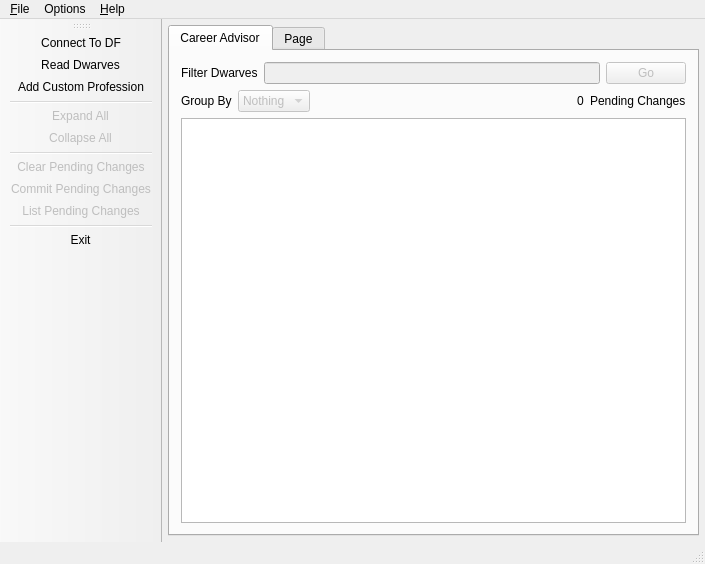
First picture: the form in ui/mainwindow.ui, repository Dwarf-Therapist/Dwarf-Therapist, before the edit.
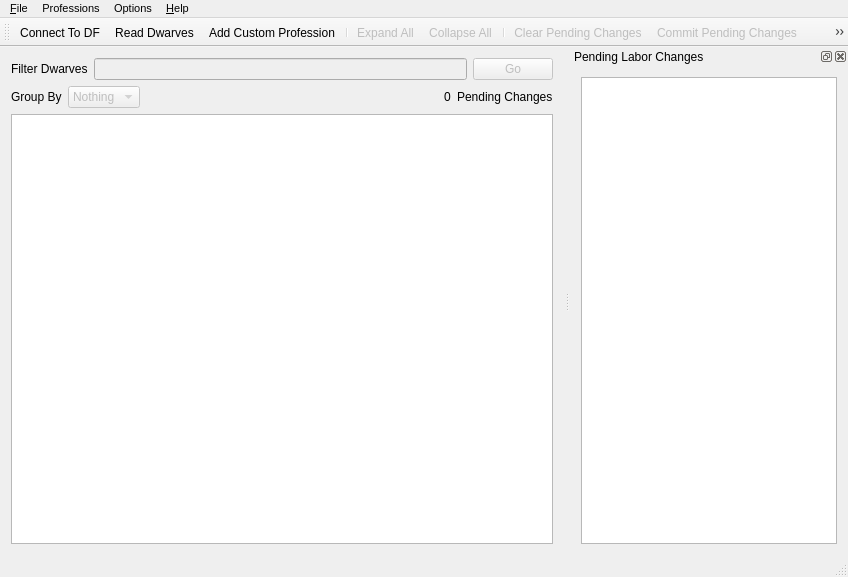
Second picture: the form after the edit. Icons and pictures are not drawn. Custom widgets are drawn as their Qt base class.

Commit message: * some new icons   * pending labor changes are now shown in a dock widget.   * click on a changed labor from the pending screen will scroll to and highlight that dwarf in the main grid.

```diff
--- a/ui/mainwindow.ui
+++ b/ui/mainwindow.ui
@@ -6,31 +6,14 @@
    <rect>
     <x>0</x>
     <y>0</y>
-    <width>705</width>
-    <height>564</height>
+    <width>848</width>
+    <height>577</height>
    </rect>
   </property>
   <property name="windowTitle">
    <string>Dwarf Therapist</string>
   </property>
   <widget class="QWidget" name="main_widget">
-   <layout class="QVBoxLayout" name="verticalLayout_2">
-    <property name="margin">
-     <number>6</number>
-    </property>
-    <item>
-     <widget class="QTabWidget" name="tabWidget">
-      <property name="currentIndex">
-       <number>0</number>
-      </property>
-      <widget class="QWidget" name="tab">
-       <attribute name="icon">
-        <iconset resource="../images.qrc">
-         <normaloff>:/img/application_view_icons.png</normaloff>:/img/application_view_icons.png</iconset>
-       </attribute>
-       <attribute name="title">
-        <string>Career Advisor</string>
-       </attribute>
        <layout class="QVBoxLayout" name="verticalLayout">
         <item>
          <layout class="QHBoxLayout" name="horizontalLayout">
@@ -187,24 +170,20 @@
         </item>
        </layout>
       </widget>
-      <widget class="QWidget" name="tab_2">
-       <attribute name="title">
-        <string>Page</string>
-       </attribute>
-      </widget>
-     </widget>
-    </item>
-   </layout>
-  </widget>
   <widget class="QMenuBar" name="menuBar">
    <property name="geometry">
     <rect>
      <x>0</x>
      <y>0</y>
-     <width>705</width>
-     <height>22</height>
+     <width>848</width>
+     <height>20</height>
     </rect>
    </property>
+   <property name="font">
+    <font>
+     <pointsize>8</pointsize>
+    </font>
+   </property>
    <widget class="QMenu" name="menu_File">
     <property name="tearOffEnabled">
      <bool>false</bool>
@@ -216,7 +195,9 @@
     <addaction name="act_read_dwarves"/>
     <addaction name="act_scan_memory"/>
     <addaction name="separator"/>
-    <addaction name="act_add_custom_Profession"/>
+    <addaction name="act_list_pending_changes"/>
+    <addaction name="act_commit_pending_changes"/>
+    <addaction name="act_clear_pending_changes"/>
     <addaction name="separator"/>
     <addaction name="act_exit"/>
    </widget>
@@ -235,24 +216,32 @@
     </property>
     <addaction name="action_apply_skill_changes_immedietly"/>
     <addaction name="act_show_toolbutton_text"/>
+    <addaction name="act_show_pending_labors_window"/>
+   </widget>
+   <widget class="QMenu" name="menuProfessions">
+    <property name="title">
+     <string>Professions</string>
+    </property>
+    <addaction name="act_add_custom_profession"/>
    </widget>
    <addaction name="menu_File"/>
+   <addaction name="menuProfessions"/>
    <addaction name="menuOptions"/>
    <addaction name="menu_Help"/>
   </widget>
   <widget class="QToolBar" name="mainToolBar">
    <property name="toolButtonStyle">
-    <enum>Qt::ToolButtonTextBesideIcon</enum>
+    <enum>Qt::ToolButtonTextUnderIcon</enum>
    </property>
    <attribute name="toolBarArea">
-    <enum>LeftToolBarArea</enum>
+    <enum>TopToolBarArea</enum>
    </attribute>
    <attribute name="toolBarBreak">
     <bool>false</bool>
    </attribute>
    <addaction name="act_connect_to_DF"/>
    <addaction name="act_read_dwarves"/>
-   <addaction name="act_add_custom_Profession"/>
+   <addaction name="act_add_custom_profession"/>
    <addaction name="separator"/>
    <addaction name="act_expand_all"/>
    <addaction name="act_collapse_all"/>
@@ -264,6 +253,21 @@
    <addaction name="act_exit"/>
   </widget>
   <widget class="QStatusBar" name="statusBar"/>
+  <widget class="QDockWidget" name="dock_pending_jobs_list">
+   <property name="windowTitle">
+    <string>Pending Labor Changes</string>
+   </property>
+   <attribute name="dockWidgetArea">
+    <number>2</number>
+   </attribute>
+   <widget class="QWidget" name="dockWidgetContents">
+    <layout class="QVBoxLayout" name="verticalLayout_2">
+     <item>
+      <widget class="QListWidget" name="list_pending"/>
+     </item>
+    </layout>
+   </widget>
+  </widget>
   <action name="act_connect_to_DF">
    <property name="icon">
     <iconset resource="../images.qrc">
@@ -409,7 +413,7 @@
     <string>Show Toolbutton Text</string>
    </property>
   </action>
-  <action name="act_add_custom_Profession">
+  <action name="act_add_custom_profession">
    <property name="text">
     <string>Add Custom Profession</string>
    </property>
@@ -418,6 +422,10 @@
    <property name="enabled">
     <bool>false</bool>
    </property>
+   <property name="icon">
+    <iconset resource="../images.qrc">
+     <normaloff>:/img/table_delete.png</normaloff>:/img/table_delete.png</iconset>
+   </property>
    <property name="text">
     <string>Clear Pending Changes</string>
    </property>
@@ -429,6 +437,10 @@
    <property name="enabled">
     <bool>false</bool>
    </property>
+   <property name="icon">
+    <iconset resource="../images.qrc">
+     <normaloff>:/img/table_go.png</normaloff>:/img/table_go.png</iconset>
+   </property>
    <property name="text">
     <string>Commit Pending Changes</string>
    </property>
@@ -440,10 +452,25 @@
    <property name="enabled">
     <bool>false</bool>
    </property>
+   <property name="icon">
+    <iconset resource="../images.qrc">
+     <normaloff>:/img/table.png</normaloff>:/img/table.png</iconset>
+   </property>
    <property name="text">
     <string>List Pending Changes</string>
    </property>
   </action>
+  <action name="act_show_pending_labors_window">
+   <property name="checkable">
+    <bool>true</bool>
+   </property>
+   <property name="checked">
+    <bool>true</bool>
+   </property>
+   <property name="text">
+    <string>Show Pending Labors Window</string>
+   </property>
+  </action>
  </widget>
  <layoutdefault spacing="6" margin="11"/>
  <customwidgets>
```
Left out of the diff: 59 changed lines with no effect on the pictures. Lines whose indentation alone changed are shown as unchanged. The commit also changes 17 other files.
